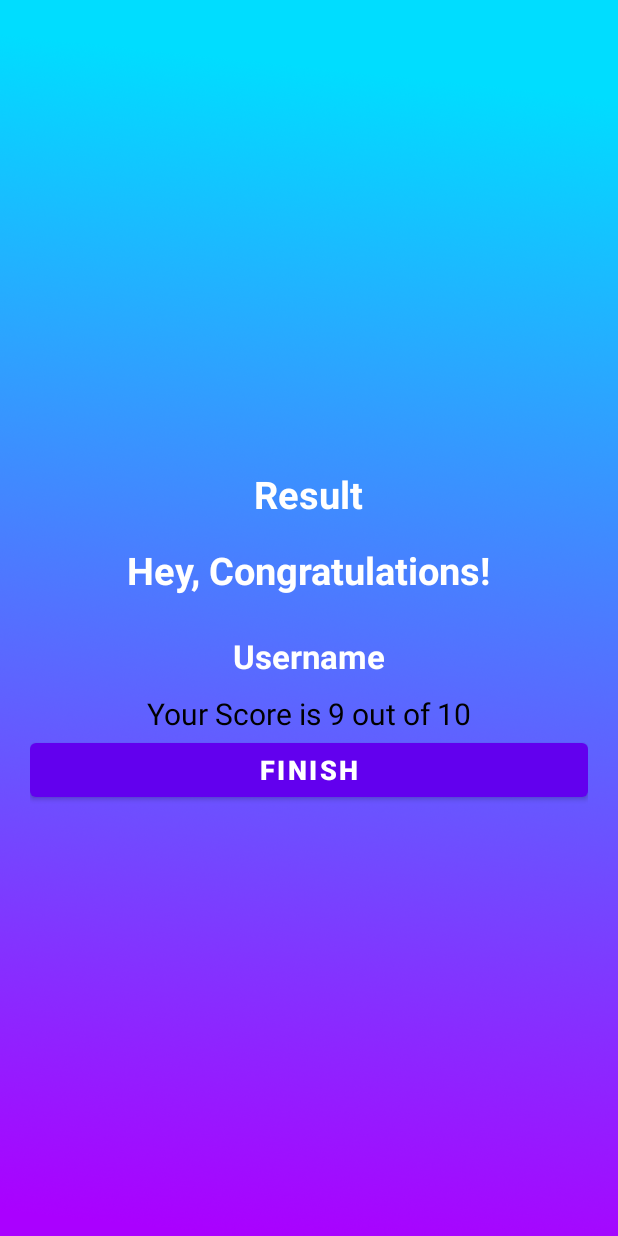
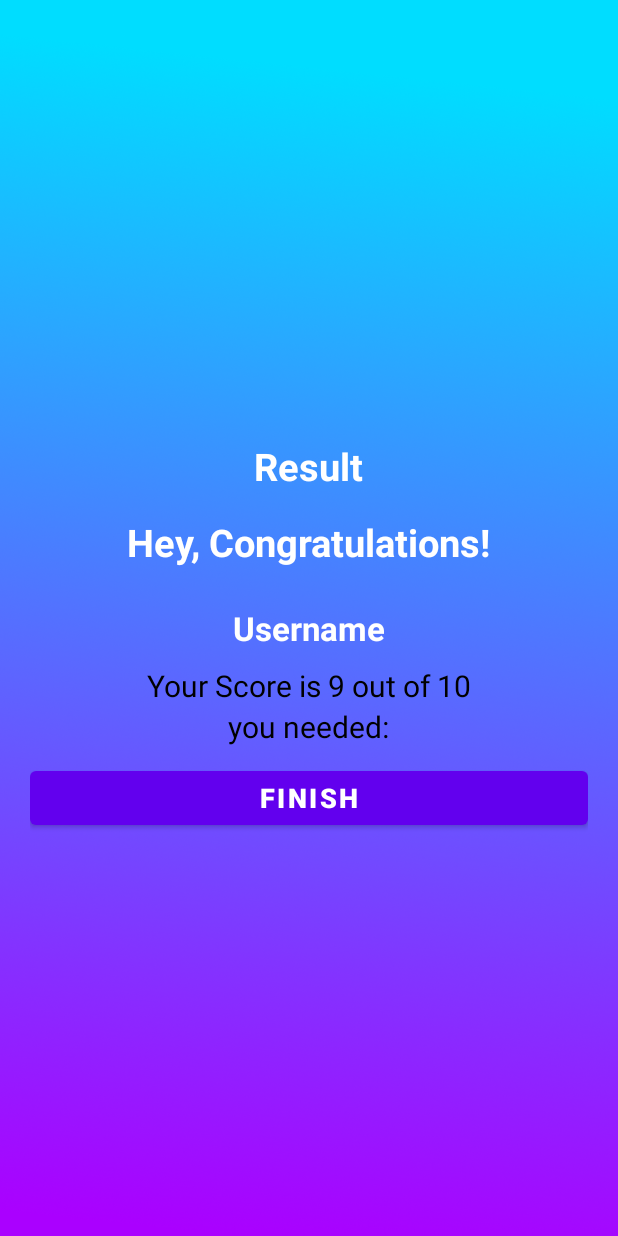
Before and after one commit to Timo4D/QuizO, an Android app: the layout activity_result.xml on its own in the app's theme, with its tools: preview values and no code run, on a phone screen of 412 x 824 dp. Run offline under Robolectric (Android 15) with nearby library versions, the phone set to English and light mode, and no system bars.

Commit message:
Added the Timer for the Quiz Answer

```diff
--- a/app/src/main/java/com/example/quizo_v1/Constants.java
+++ b/app/src/main/java/com/example/quizo_v1/Constants.java
@@ -9,6 +9,7 @@ public class Constants {
     public static final String total_questions = "total_questions";
     public static final String correct_answers ="correct_answers";
     public static final String QUIZ_NAME = "quiz_name";
+    public static final String TIMER = "timer";
 
     private static ArrayList<Quiz> quizArrayList = new ArrayList<Quiz>();
     private static String userName;
--- a/app/src/main/java/com/example/quizo_v1/ResultActivity.java
+++ b/app/src/main/java/com/example/quizo_v1/ResultActivity.java
@@ -13,6 +13,7 @@ public class ResultActivity extends AppCompatActivity {
     private TextView tv_name;
     private TextView tv_score;
     private Button btn_finish;
+    private TextView tv_time;
 
     @Override
     protected void onCreate(Bundle savedInstanceState) {
@@ -21,12 +22,14 @@ public class ResultActivity extends AppCompatActivity {
 
         Intent intent = getIntent();
 
+        tv_time = findViewById(R.id.tv_time);
         tv_name = findViewById(R.id.tv_name);
         tv_score = findViewById(R.id.tv_score);
         btn_finish  = findViewById(R.id.btn_finish);
 
         tv_name.setText(Constants.getUserName());
         tv_score.setText("Your score is "+intent.getIntExtra(Constants.correct_answers,0)+" out of "+intent.getIntExtra(Constants.total_questions,0)+"!");
+        tv_time.setText("You needed "+ intent.getStringExtra(Constants.TIMER)+" for this quit!");
 
         btn_finish.setOnClickListener(new View.OnClickListener() {
             @Override
--- a/app/src/main/res/layout/activity_quiz_answer.xml
+++ b/app/src/main/res/layout/activity_quiz_answer.xml
@@ -23,6 +23,11 @@
             android:textColor="#363A43"
             android:textSize="22sp"
             android:text="What country does this flag belong to?"/>
+
+        <Chronometer
+            android:id="@+id/chronometer"
+            android:layout_width="wrap_content"
+            android:layout_height="wrap_content"/>
 
         <LinearLayout
             android:id="@+id/ll_progress_details"
--- a/app/src/main/res/layout/activity_result.xml
+++ b/app/src/main/res/layout/activity_result.xml
@@ -49,10 +49,19 @@
         android:textSize="20sp"
         tools:text="Your Score is 9 out of 10"/>
 
+    <TextView
+        android:id="@+id/tv_time"
+        android:layout_width="wrap_content"
+        android:layout_height="wrap_content"
+        android:textColor="@android:color/black"
+        android:textSize="20sp"
+        tools:text="you needed:"/>
+
     <Button
         android:id="@+id/btn_finish"
         android:layout_width="match_parent"
         android:layout_height="wrap_content"
+        android:layout_marginTop="10dp"
         android:text="finish"
         android:textSize="18sp"
         android:textStyle="bold"/>
```
Also changed, not shown: app/src/main/java/com/example/quizo_v1/QuizAnswerActivity.java (+34 -0 lines).
